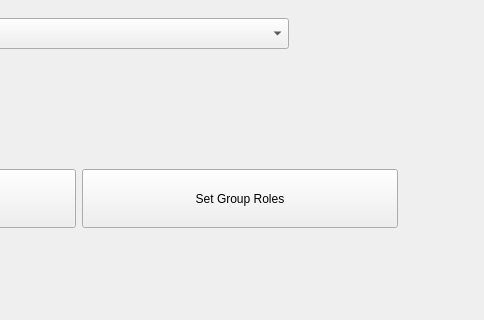
Above: gui/mainwindow.ui from XinChen96/Emergency-Response-System before the change; both pictures show x 323 to 807 and y 163 to 483 of the 807 by 483 pixel window. Below: the same form after it.
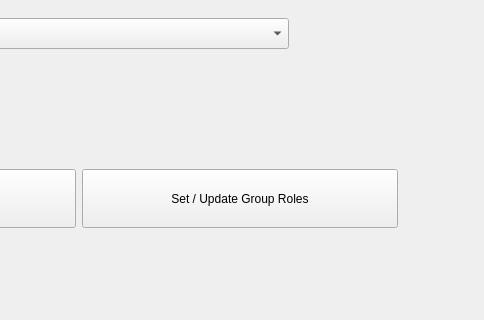
That is the form after the change. The open tabs and pages were chosen to show the change. Icons and pictures are not drawn.

Commit message: Fixed the updating feature for group roles. Now selects properly from the DB. Updated GUI for this as well.

```diff
--- a/gui/mainwindow.ui
+++ b/gui/mainwindow.ui
@@ -2650,7 +2650,7 @@
             </sizepolicy>
            </property>
            <property name="text">
-            <string>Set Group Roles</string>
+            <string>Set / Update Group Roles</string>
            </property>
           </widget>
          </item>
```
Left out of the diff: 2 changed lines with no effect on the pictures. The commit also changes 4 other files.
